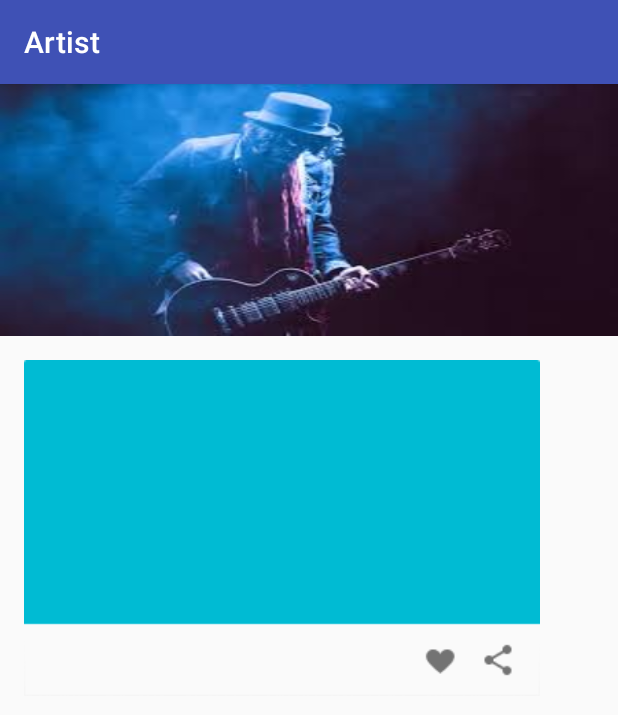
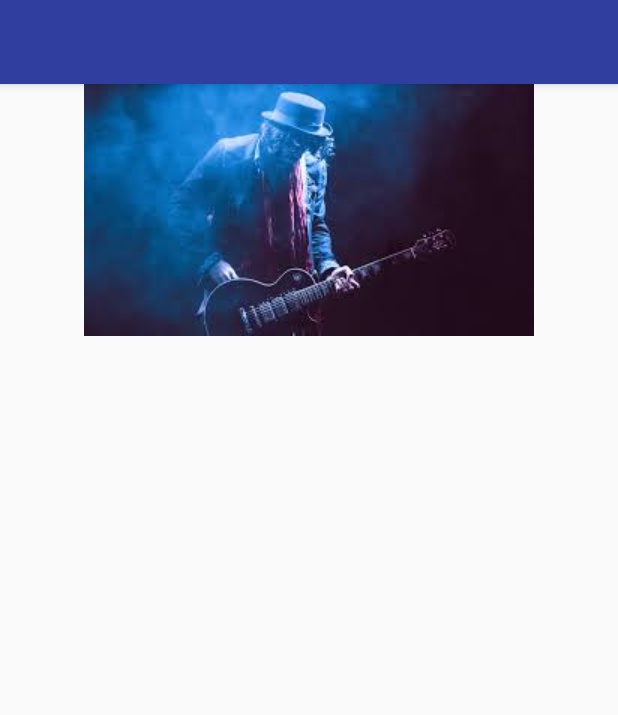
Before and after one commit to regis456/HCI-Univent-App-, an Android app: the layout activity_venue_description.xml on its own in the app's theme, with its tools: preview values and no code run, on a phone screen of 412 x 824 dp. Shown: the top 715 px of the screen. Run offline under Robolectric (Android 15) with nearby library versions, the phone set to English and light mode, and no system bars.

Commit message:
Added:  Buttons for all of the images Removed:  Old card image - NEW located on figma. Working on:  Finish designing toolbar for activities      HELP CANNOT FIGURE OUT

```diff
--- a/app/src/main/res/layout/activity_home_page.xml
+++ b/app/src/main/res/layout/activity_home_page.xml
@@ -26,7 +26,7 @@
             android:layout_width="match_parent"
             android:layout_height="wrap_content"
             android:layout_margin="16dp"
-            android:background="@drawable/cards"
+            android:background="@drawable/event_cards"
             android:elevation="2dp">
 
         </GridLayout>
--- a/app/src/main/res/layout/activity_venue_description.xml
+++ b/app/src/main/res/layout/activity_venue_description.xml
@@ -7,33 +7,24 @@
 
 
     <android.support.v7.widget.Toolbar
-        android:id="@+id/my_toolbar"
+        android:id="@+id/venue_description_toolbar"
         android:layout_width="match_parent"
         android:layout_height="?attr/actionBarSize"
-        android:background="@color/colorPrimary"
+        android:background="@color/colorPrimaryDark"
         android:elevation="4dp"
-        android:theme="@style/Theme.AppCompat.Light"
-        app:popupTheme="@style/CustomTheme"
-        app:title="Artist"
-        app:titleTextColor="@color/cardview_light_background" />
+        android:theme="@style/Theme.Application.Base" />
 
-    <FrameLayout
+    <ImageView
+        android:id="@+id/imageView"
         android:layout_width="match_parent"
         android:layout_height="wrap_content"
-        android:background="@drawable/rockman">
-
-    </FrameLayout>
+        app:srcCompat="@drawable/rockman" />
 
     <FrameLayout
         android:layout_width="match_parent"
         android:layout_height="match_parent"
         android:padding="16dp">
 
-        <ImageView
-            android:id="@+id/imageView4"
-            android:layout_width="wrap_content"
-            android:layout_height="wrap_content"
-            app:srcCompat="@drawable/cards" />
     </FrameLayout>
 
 </LinearLayout>
--- a/app/src/main/res/values/colors.xml
+++ b/app/src/main/res/values/colors.xml
@@ -1,7 +1,7 @@
 <?xml version="1.0" encoding="utf-8"?>
 <resources>
     <color name="colorPrimary">#3f51b5</color>
-    <color name="colorPrimaryDark">#303F9F</color>
+    <color name="colorPrimaryDark">#303f9f</color>
     <color name="colorAccent">#ff4081</color>
     <color name="cardBackground">#f2f2f2</color>
     <color name="transparentColor">#00ffffff</color>
--- a/app/src/main/res/values/strings.xml
+++ b/app/src/main/res/values/strings.xml
@@ -183,4 +183,5 @@
     <string name="VenueActivity">Venues</string>
     <string name="ArtistActivity">Artits</string>
     <string name="SettingsActivity">Settings</string>
+    <string name="action_favorite">Favorite</string>
 </resources>
--- a/app/src/main/res/values/styles.xml
+++ b/app/src/main/res/values/styles.xml
@@ -17,9 +17,12 @@
 
     <style name="AppTheme.PopupOverlay" parent="ThemeOverlay.AppCompat.Light" />
 
-    <style name="CustomTheme" parent="Theme.AppCompat.Light">
-
-        <item name="actionButtonStyle">@mipmap/ic_star_border_black_24dp</item>
+    <style name="Theme.Application.Base" parent="Theme.AppCompat.Light">
+        <item name="colorPrimary">@android:color/white</item>
+        <item name="colorPrimaryDark">@android:color/white</item>
+        <item name="android:windowNoTitle">true</item>
+        <item name="windowActionBar">false</item>
+        <item name="android:textColorSecondary">@android:color/darker_gray</item>
     </style>
 
 </resources>
```
Also changed, not shown: app/src/main/AndroidManifest.xml (+6 -1 lines), app/src/main/java/edu/augsburg/univent/VenueDescription.java (+45 -7 lines), app/src/main/res/menu/menu_venues_description.xml (+16 -4 lines), app/src/main/res/drawable/cards.png (deleted).
